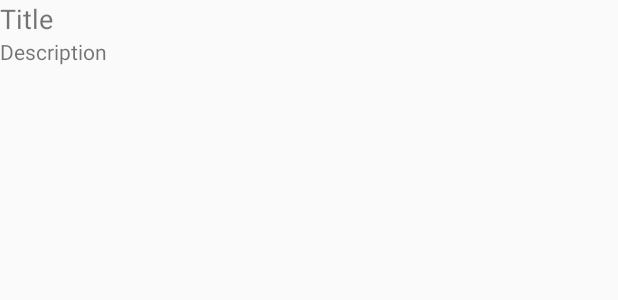
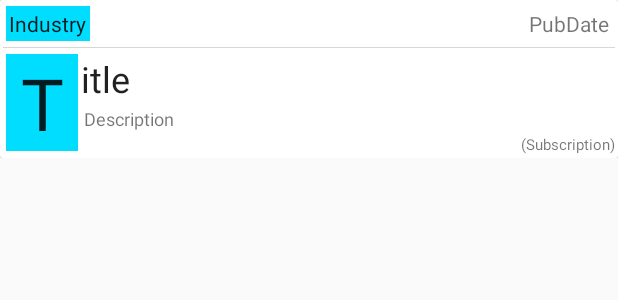
Before and after one commit to toru1055/IndustryNews, an Android app: the layout news_row.xml on its own in the app's theme, with its tools: preview values and no code run, on a phone screen of 412 x 824 dp. Shown: the top 300 px of the screen. Run offline under Robolectric (Android 15) with nearby library versions, the phone set to English and light mode, and no system bars.

Commit message:
update ui

```diff
--- a/app/build.gradle
+++ b/app/build.gradle
@@ -24,4 +24,5 @@ dependencies {
     testCompile 'junit:junit:4.12'
     compile 'com.android.support:appcompat-v7:23.3.0'
     compile 'com.android.support:design:23.3.0'
+    compile 'com.android.support:cardview-v7:+'
 }
--- a/app/src/main/java/jp/thotta/android/industrynews/MainActivity.java
+++ b/app/src/main/java/jp/thotta/android/industrynews/MainActivity.java
@@ -82,6 +82,17 @@ public class MainActivity extends AppCompatActivity {
         mViewPager.setAdapter(mSectionsPagerAdapter);
         mSlidingTabLayout = (SlidingTabLayout) findViewById(R.id.sliding_tabs);
         mSlidingTabLayout.setViewPager(mViewPager);
+        mSlidingTabLayout.setCustomTabColorizer(new SlidingTabLayout.TabColorizer() {
+            @Override
+            public int getIndicatorColor(int position) {
+                return gPagerItemList.get(position).getIndicatorColor();
+            }
+
+            @Override
+            public int getDividerColor(int position) {
+                return gPagerItemList.get(position).getDividerColor();
+            }
+        });
     }
 
     @Override
--- a/app/src/main/java/jp/thotta/android/industrynews/PlaceholderFragment.java
+++ b/app/src/main/java/jp/thotta/android/industrynews/PlaceholderFragment.java
@@ -115,9 +115,13 @@ public class PlaceholderFragment extends Fragment
             }
             List<News> newsList = new ArrayList<>();
             newsList.add(new News(1, "http://www.yahoo.co.jp/1", "ヤフー1"));
-            newsList.add(new News(2, "http://www.yahoo.co.jp/2", "ヤフー2"));
+            News news2 = new News(2, "http://www.yahoo.co.jp/2", "ヤフー2");
+            news2.setDescription("あああああああああああああああああああああああああああ" +
+                    "あああああああああああああああああああああああああああああああああああ" +
+                    "ああああああああ");
             News news3 = new News(3, "http://www.yahoo.co.jp/3", "ヤフー3");
             news3.setDescription(MainActivity.gPagerItemList.get(sectionNumber).getQuery());
+            newsList.add(news2);
             newsList.add(news3);
             return newsList;
         }
@@ -144,6 +148,7 @@ public class PlaceholderFragment extends Fragment
                     (TextView) convertView.findViewById(R.id.textViewDescription);
             titleTextView.setText(news.getTitle());
             descriptionTextView.setText(news.getDescription());
+            //convertView.setTag("url", "http://...");
             return convertView;
         }
     }
--- a/app/src/main/res/layout/fragment_main.xml
+++ b/app/src/main/res/layout/fragment_main.xml
@@ -6,7 +6,7 @@
     android:paddingLeft="@dimen/activity_horizontal_margin"
     android:paddingRight="@dimen/activity_horizontal_margin"
     android:paddingTop="@dimen/activity_vertical_margin"
-    tools:context="jp.thotta.android.industrynews.MainActivity$PlaceholderFragment">
+    tools:context="jp.thotta.android.industrynews.PlaceholderFragment">
 
     <ListView
         android:layout_width="match_parent"
--- a/app/src/main/res/layout/news_row.xml
+++ b/app/src/main/res/layout/news_row.xml
@@ -1,23 +1,102 @@
 <?xml version="1.0" encoding="utf-8"?>
-<RelativeLayout xmlns:android="http://schemas.android.com/apk/res/android"
+<LinearLayout xmlns:android="http://schemas.android.com/apk/res/android"
               android:layout_width="match_parent"
               android:layout_height="wrap_content">
+
+    <android.support.v7.widget.CardView
+        android:layout_width="match_parent"
+        android:layout_height="wrap_content"
+        >
+
+        <RelativeLayout
+            android:layout_width="match_parent"
+            android:layout_height="wrap_content"
+            android:padding="2dp">
+
+            <TextView
+                android:id="@+id/textViewIndustry"
+                android:layout_width="wrap_content"
+                android:layout_height="wrap_content"
+                android:layout_alignParentLeft="true"
+                android:layout_alignParentStart="true"
+                android:layout_alignParentTop="true"
+                android:text="Industry"
+                android:layout_margin="2dp"
+                android:background="@android:color/holo_blue_bright"
+                android:padding="2dp"
+                android:textColor="@color/abc_primary_text_material_light"/>
 
             <TextView
                 android:layout_width="wrap_content"
                 android:layout_height="wrap_content"
-        android:text="Title"
+                android:text="PubDate"
+                android:id="@+id/textViewPubDate"
+                android:layout_alignParentTop="true"
+                android:layout_alignParentRight="true"
+                android:layout_alignParentEnd="true"
+                android:padding="2dp"
+                android:layout_margin="2dp"/>
+
+            <View
+                android:layout_width="match_parent"
+                android:layout_height="1px"
+                android:layout_below="@+id/textViewIndustry"
+                android:background="@color/button_material_light"
+                android:id="@+id/viewLine"
+                android:layout_marginTop="2dp"
+                android:layout_marginBottom="2dp"/>
+
+            <TextView
+                android:id="@+id/textViewTitle1"
+                android:layout_width="48dp"
+                android:layout_height="wrap_content"
+                android:layout_below="@+id/viewLine"
+                android:text="T"
+                android:textIsSelectable="false"
+                android:textSize="48dp"
+                android:textAlignment="center"
+                android:background="@android:color/holo_blue_bright"
+                android:textColor="@color/abc_primary_text_material_light"
+                android:layout_margin="2dp"/>
+
+
+            <TextView
                 android:id="@+id/textViewTitle"
-        android:layout_alignParentTop="true"
-        android:layout_alignParentLeft="true"
-        android:layout_alignParentStart="true"
+                android:layout_width="wrap_content"
+                android:layout_height="wrap_content"
+                android:text="itle"
                 android:textIsSelectable="false"
-        android:textSize="18dp" />
+                android:textSize="24dp"
+                android:layout_alignTop="@+id/textViewTitle1"
+                android:layout_toRightOf="@+id/textViewTitle1"
+                android:layout_alignParentRight="true"
+                android:layout_alignParentEnd="true"
+                android:textColor="@color/abc_primary_text_material_light"/>
+
+            <TextView
+                android:id="@+id/textViewDescription"
+                android:layout_width="wrap_content"
+                android:layout_height="wrap_content"
+                android:text="Description"
+                android:layout_below="@+id/textViewTitle"
+                android:layout_toRightOf="@+id/textViewTitle1"
+                android:layout_alignRight="@+id/textViewSubscription"
+                android:layout_alignEnd="@+id/textViewSubscription"
+                android:textSize="12dp"
+                android:textColor="@color/abc_secondary_text_material_light"
+                android:padding="2dp"/>
 
             <TextView
                 android:layout_width="wrap_content"
                 android:layout_height="wrap_content"
-        android:text="Description"
-        android:id="@+id/textViewDescription"
-        android:layout_below="@+id/textViewTitle" />
+                android:text="(Subscription)"
+                android:id="@+id/textViewSubscription"
+                android:layout_below="@+id/textViewDescription"
+                android:layout_alignParentEnd="true"
+                android:layout_alignParentRight="true"
+                android:textSize="10dp"/> "/>
+
+
         </RelativeLayout>
+    </android.support.v7.widget.CardView>
+</LinearLayout>
```
Lines whose indentation alone changed are shown as unchanged.
